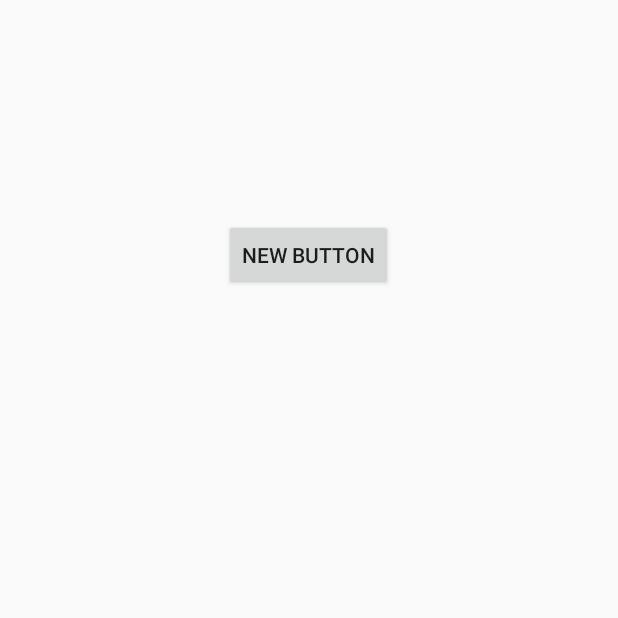
After one commit to amyKwon/fitme, an Android app: the InputInform screen opened directly, with no data from a screen before it, on a phone screen of 412 x 824 dp, the top half of it. The commit adds this screen. Run offline under Robolectric (Android 15) with nearby library versions, the phone set to English and light mode, and no system bars.

Commit message:
InputInform

```diff
--- a/app/src/main/AndroidManifest.xml
+++ b/app/src/main/AndroidManifest.xml
@@ -15,8 +15,10 @@
                 <category android:name="android.intent.category.LAUNCHER" />
             </intent-filter>
         </activity>
-        <activity android:name=".DesActivity"
-            android:label="DestinationActivity"/>
+        <activity
+            android:name=".DesActivity"
+            android:label="DestinationActivity" />
+        <activity android:name=".InputInform"></activity>
     </application>
 
 </manifest>
--- /dev/null
+++ b/app/src/main/java/final_project/mobile/lecture/ma01_20141025/InputInform.java
@@ -0,0 +1,23 @@
+package final_project.mobile.lecture.ma01_20141025;
+
+import android.content.Intent;
+import android.os.Bundle;
+import android.support.v7.app.AppCompatActivity;
+import android.view.View;
+
+public class InputInform extends AppCompatActivity {
+
+    @Override
+    protected void onCreate(Bundle savedInstanceState) {
+        super.onCreate(savedInstanceState);
+        setContentView(R.layout.activity_input_inform);
+    }
+    public void onClick(View v){
+        switch (v.getId()){
+            case R.id.button:
+                Intent intent = new Intent(this,MainActivity.class);
+                startActivity(intent);
+                break;
+        }
+    }
+}
--- /dev/null
+++ b/app/src/main/res/layout/activity_input_inform.xml
@@ -0,0 +1,21 @@
+<?xml version="1.0" encoding="utf-8"?>
+<RelativeLayout xmlns:android="http://schemas.android.com/apk/res/android"
+    xmlns:tools="http://schemas.android.com/tools"
+    android:layout_width="match_parent"
+    android:layout_height="match_parent"
+    android:paddingBottom="@dimen/activity_vertical_margin"
+    android:paddingLeft="@dimen/activity_horizontal_margin"
+    android:paddingRight="@dimen/activity_horizontal_margin"
+    android:paddingTop="@dimen/activity_vertical_margin"
+    tools:context="final_project.mobile.lecture.ma01_20141025.InputInform">
+
+    <Button
+        android:layout_width="wrap_content"
+        android:layout_height="wrap_content"
+        android:text="New Button"
+        android:id="@+id/button2"
+        android:layout_alignParentTop="true"
+        android:layout_centerHorizontal="true"
+        android:layout_marginTop="130dp"
+        android:onClick="onClick" />
+</RelativeLayout>
--- a/app/src/main/res/values/strings.xml
+++ b/app/src/main/res/values/strings.xml
@@ -20,6 +20,5 @@
         <item>Dummy Item 14</item>
 
 
-
     </string-array>
 </resources>
```
